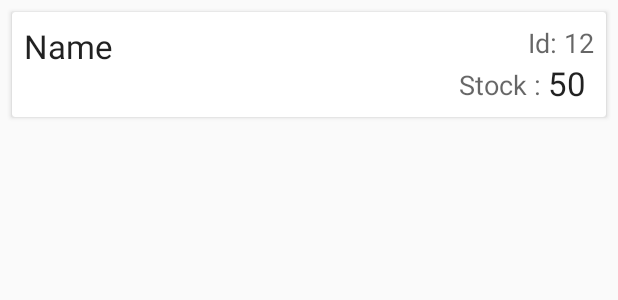
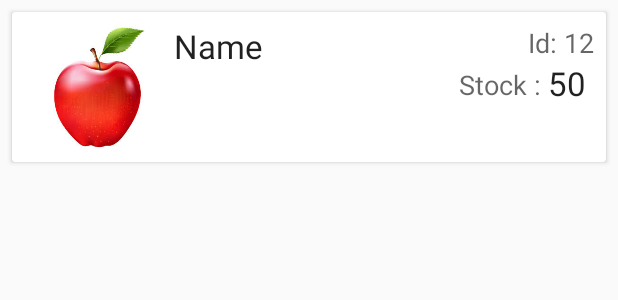
Before and after one commit to Ambeshbly/A2ZBillApp, an Android app: the layout recycler_viee_for_available_item.xml on its own in the app's theme, with its tools: preview values and no code run, on a phone screen of 412 x 824 dp. Shown: the top 300 px of the screen. Run offline under Robolectric (Android 15) with nearby library versions, the phone set to English and light mode, and no system bars.

Commit message:
Unit CardView is working properly

```diff
--- a/app/src/main/java/com/example/a2zbilling/db/room/SqlLiteDatabase.java
+++ b/app/src/main/java/com/example/a2zbilling/db/room/SqlLiteDatabase.java
@@ -15,7 +15,7 @@ public abstract class SqlLiteDatabase extends RoomDatabase {
 
     public static synchronized SqlLiteDatabase getInstance(Context context) {
         if (instance == null) {
-            instance = Room.databaseBuilder(context.getApplicationContext(), SqlLiteDatabase.class, "a2zBillDataBase").fallbackToDestructiveMigration().build();
+            instance = Room.databaseBuilder(context.getApplicationContext(), SqlLiteDatabase.class, "a2zBillDataBase2").fallbackToDestructiveMigration().build();
         }
         return instance;
     }
--- a/app/src/main/java/com/example/a2zbilling/stock/AvailableStock/AvailableStockAdapter.java
+++ b/app/src/main/java/com/example/a2zbilling/stock/AvailableStock/AvailableStockAdapter.java
@@ -5,10 +5,12 @@ import android.view.View;
 import android.view.ViewGroup;
 import android.widget.Filter;
 import android.widget.Filterable;
+import android.widget.ImageView;
 import android.widget.TextView;
 
 import androidx.annotation.NonNull;
 import androidx.recyclerview.widget.RecyclerView;
+import androidx.room.PrimaryKey;
 
 import com.example.a2zbilling.R;
 import com.example.a2zbilling.db.entities.Stock;
@@ -62,7 +64,7 @@ public class AvailableStockAdapter extends RecyclerView.Adapter<AvailableStockAd
         Stock currentItem = items.get(position);
         holder.textViewForItemName.setText(currentItem.getItemName());
         holder.textViewForItemId.setText("" + currentItem.getItemId());
-        holder.textViewForQuentity.setText(currentItem.getItemQuentity());
+        holder.textViewForQuentity.setText(""+currentItem.getItemQuentity());
 
     }
 
@@ -92,6 +94,7 @@ public class AvailableStockAdapter extends RecyclerView.Adapter<AvailableStockAd
         private TextView textViewForShowIdText;
         private TextView textViewForShowSaleText;
         private TextView textViewForQuentity;
+        private ImageView imageViewForItemImage;
 
         public ItemHolder(@NonNull View itemView) {
             super(itemView);
@@ -101,6 +104,7 @@ public class AvailableStockAdapter extends RecyclerView.Adapter<AvailableStockAd
             textViewForShowIdText = itemView.findViewById(R.id.text_view_show_id_text);
             textViewForShowSaleText = itemView.findViewById(R.id.text_view_sale_price_text);
             textViewForQuentity = itemView.findViewById(R.id.text_view_quentity);
+            imageViewForItemImage=itemView.findViewById(R.id.imageview_for_item);
         }
     }
 
--- a/app/src/main/res/layout/recycler_viee_for_available_item.xml
+++ b/app/src/main/res/layout/recycler_viee_for_available_item.xml
@@ -2,24 +2,29 @@
 <androidx.cardview.widget.CardView
     xmlns:android="http://schemas.android.com/apk/res/android"
     android:layout_width="match_parent"
-    android:layout_height="wrap_content"
+    android:layout_height="100dp"
     android:layout_marginStart="8dp"
     android:layout_marginLeft="8dp"
     android:layout_marginEnd="8dp"
     android:layout_marginTop="8dp">
     <RelativeLayout
         android:layout_width="wrap_content"
-        android:layout_height="wrap_content"
+        android:layout_height="100dp"
         android:padding="8dp">
 
-
-
+        <ImageView
+            android:id="@+id/Iamge_view_item"
+            android:layout_width="100dp"
+            android:padding="1dp"
+            android:layout_height="98dp"
+            android:src="@drawable/apple" />
 
         <TextView
             android:id="@+id/text_view_item_name"
             android:layout_width="wrap_content"
             android:layout_height="wrap_content"
             android:text="Name"
+            android:layout_toRightOf="@+id/Iamge_view_item"
             android:textAppearance="@style/TextAppearance.AppCompat.Large"
             android:maxLines="1"
 
```
Also changed, not shown: app/src/main/java/com/example/a2zbilling/db/entities/Stock.java (+9 -5 lines), app/src/main/java/com/example/a2zbilling/stock/AddStock/dialogFragementforunit.java (deleted, +0 -25 lines), app/src/main/java/com/example/a2zbilling/stock/AddUpdateStockActivity.java (+3 -6 lines), app/src/main/java/com/example/a2zbilling/stock/dialogFragementforunit.java (added, +81 -0 lines), app/src/main/res/layout/my_custom_dialogfragments.xml (+19 -12 lines), app/src/main/res/drawable/apple.jpeg (added).
